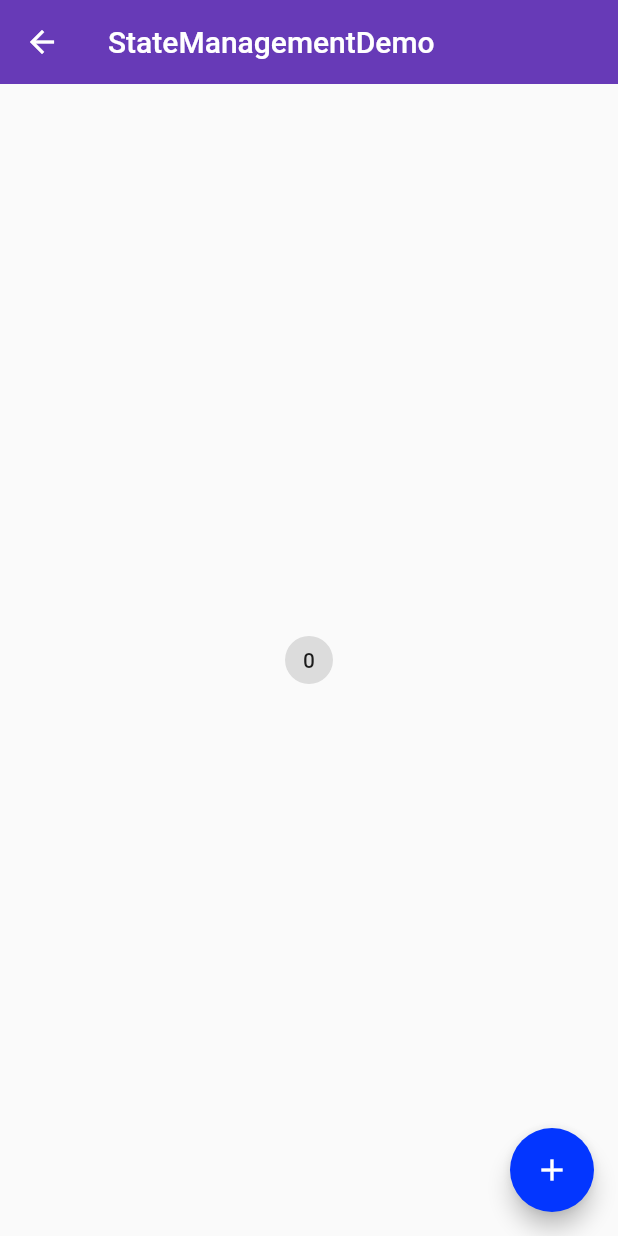
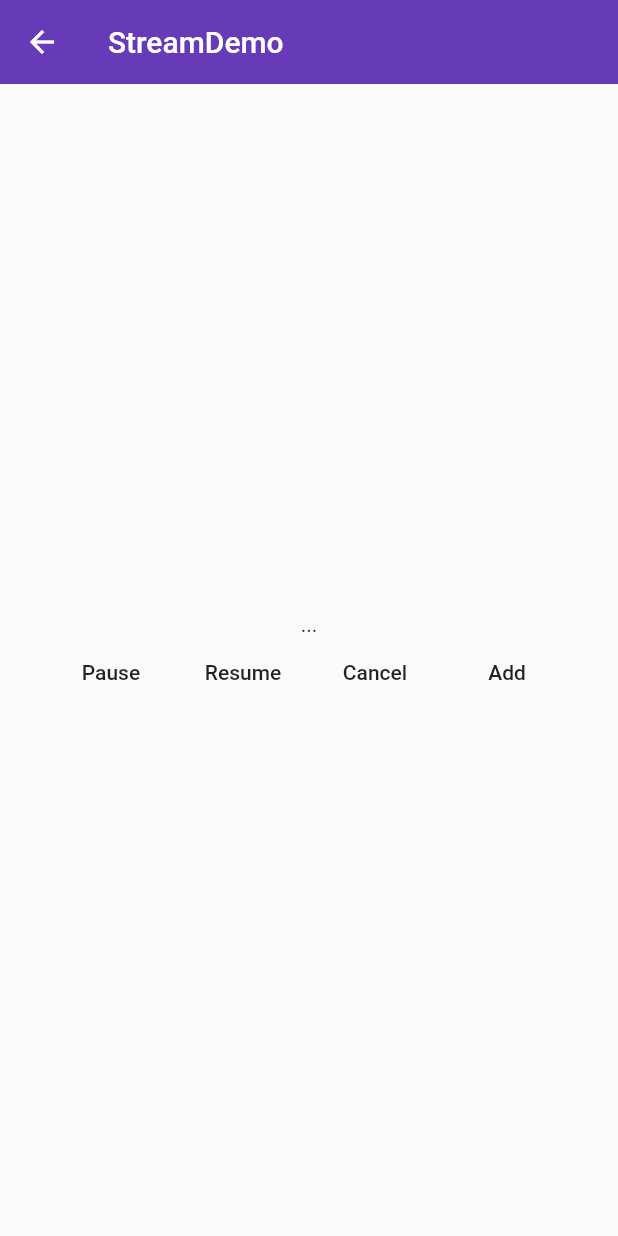
Before and after one commit to smallg/first_flutter, a Flutter app: the screen it shows after launch, on a phone screen of 412 x 824 dp. Run offline on Flutter 3.47's test engine with Material 2 defaults, Android fonts, the phone set to English and light mode, and no system bars.

Commit message:
Section15: Stream

```diff
--- /dev/null
+++ b/lib/demo/stream/stream_demo.dart
@@ -0,0 +1,141 @@
+import 'dart:async';
+
+import 'package:flutter/material.dart';
+
+class StreamDemo extends StatelessWidget {
+  @override
+  Widget build(BuildContext context) {
+    return Scaffold(
+      appBar: AppBar(
+        title: Text('StreamDemo'),
+        elevation: 0.0,
+      ),
+      body: StreamDemoHome(),
+    );
+  }
+}
+
+class StreamDemoHome extends StatefulWidget {
+  @override
+  _StreamDemoHomeState createState() => _StreamDemoHomeState();
+}
+
+class _StreamDemoHomeState extends State<StreamDemoHome> {
+  StreamSubscription _streamDemoSubscription;
+  StreamController<String> _streamDemo;
+  StreamSink<String> _sinkDemo;
+  String _data = '...';
+
+  @override
+  void dispose() {
+    _streamDemo.close();
+    super.dispose();
+  }
+
+  @override
+  void initState() {
+    super.initState();
+    print('Create a stream.');
+    // Stream<String> _streamDemo = Stream.fromFuture(fetchData());
+    // _streamDemo = StreamController<String>();
+    _streamDemo = StreamController.broadcast();
+    _sinkDemo = _streamDemo.sink;
+    print('Start listening on a stream.');
+    // _streamDemoSubscription =
+    //     _streamDemo.listen(onData, onError: onError, onDone: onDone);
+    _streamDemoSubscription =
+        _streamDemo.stream.listen(onData, onError: onError, onDone: onDone);
+    _streamDemoSubscription =
+        _streamDemo.stream.listen(onData2, onError: onError, onDone: onDone);
+    print('Initialize completed.');
+  }
+
+  void onData(String data) {
+    print('$data');
+  }
+
+  void onData2(String data) {
+    setState(() {
+      _data = data;
+    });
+    print('onData2: $data');
+  }
+
+  void onError(err) {
+    print('Error: $err');
+  }
+
+  void onDone() {
+    print('done');
+  }
+
+  void _pauseStream() {
+    print('Pause Stream');
+    _streamDemoSubscription.pause();
+  }
+
+  void _resumeStream() {
+    print('Resume Stream');
+    _streamDemoSubscription.resume();
+  }
+
+  void _cancelStream() {
+    print('Cancel Stream');
+    _streamDemoSubscription.cancel();
+  }
+
+  void _addDataToStream() async {
+    print('Add data to stream');
+    String data = await fetchData();
+    // _streamDemo.add(data);
+    _sinkDemo.add(data);
+  }
+
+  Future<String> fetchData() async {
+    await Future.delayed(Duration(seconds: 5));
+    // throw 'Error';
+    return 'hello ~';
+  }
+
+  @override
+  Widget build(BuildContext context) {
+    return Container(
+      child: Center(
+        child: Column(
+          mainAxisAlignment: MainAxisAlignment.center,
+          children: <Widget>[
+            // Text(_data),
+            StreamBuilder(
+              stream: _streamDemo.stream,
+              initialData: '...',
+              builder: (context, snapshot) {
+                return Text('${snapshot.data}');
+              },
+            ),
+            Row(
+              mainAxisAlignment: MainAxisAlignment.center,
+              children: <Widget>[
+                FlatButton(
+                  child: Text('Pause'),
+                  onPressed: _pauseStream,
+                ),
+                FlatButton(
+                  child: Text('Resume'),
+                  onPressed: _resumeStream,
+                ),
+                FlatButton(
+                  child: Text('Cancel'),
+                  onPressed: _cancelStream,
+                ),
+                FlatButton(
+                  child: Text('Add'),
+                  onPressed: _addDataToStream,
+                ),
+              ],
+            ),
+          ],
+        ),
+      ),
+    );
+  }
+}
--- a/lib/main.dart
+++ b/lib/main.dart
@@ -9,6 +9,7 @@ import 'package:first_flutter/demo/navigator_demo.dart';
 import 'package:first_flutter/demo/sliver_demo.dart';
 import 'package:first_flutter/demo/state_management_demo.dart';
 import 'package:first_flutter/demo/state_management_inheritedwidget_demo..dart';
+import 'package:first_flutter/demo/stream/stream_demo.dart';
 import 'package:flutter/material.dart';
 
 void main() => runApp(App());
@@ -21,14 +22,16 @@ class App extends StatelessWidget {
       // home: Home(),
       // home: NavigatorDemo(),
       // home: SliverDemo(),
-      initialRoute: '/state-management',
+      initialRoute: '/stream',
       routes: {
         '/': (context) => Home(),
         '/about': (context) => Page(title: 'About'),
         '/form': (context) => FormDemo(),
         '/mdc': (context) => MaterialComponents(),
         '/state-management': (context) => StateManagementDemo(),
-        '/state-management-inherited-widget': (context) => StateManagementInheritedWidgetDemo(),
+        '/state-management-inherited-widget': (context) =>
+            StateManagementInheritedWidgetDemo(),
+        '/stream': (context) => StreamDemo(),
       },
       theme: ThemeData(
           primarySwatch: Colors.deepPurple,
```
